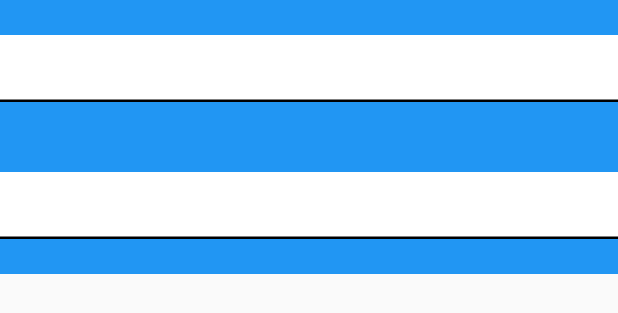
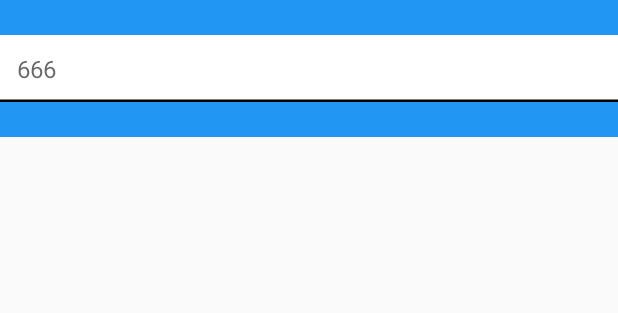
Before and after one commit to StormKid/KUI, an Android app: the layout input_sample.xml on its own in the app's theme, with its tools: preview values and no code run, on a phone screen of 412 x 824 dp. Shown: the top 313 px of the screen. Run offline under Robolectric (Android 15) with nearby library versions, the light colour scheme and no system bars.

Commit message:
限制高度，逻辑优化

```diff
--- a/app/src/main/java/com/stormkid/kui/sample/input/InputActivity.kt
+++ b/app/src/main/java/com/stormkid/kui/sample/input/InputActivity.kt
@@ -18,7 +18,11 @@ class InputActivity:MainActivity() {
     override fun initView() {
         InputHelper.instance.initTouchEdit(this){
             input.cleanFocus()
-            real.cleanFocus()
         }
     }
+
+    override fun onStop() {
+        super.onStop()
+        input.cleanFocus()
+    }
 }
--- a/app/src/main/res/layout/input_sample.xml
+++ b/app/src/main/res/layout/input_sample.xml
@@ -10,10 +10,10 @@
 
 
 
-    <com.stormkid.kui_base.input.KuiInput android:layout_width="match_parent"
-                                          android:background="@color/primary"
-                                          android:id="@+id/real"
-                                          android:layout_height="@dimen/dp_80"/>
+    <!--<com.stormkid.kui_base.input.KuiInput android:layout_width="match_parent"-->
+                                          <!--android:background="@color/primary"-->
+                                          <!--android:id="@+id/real"-->
+                                          <!--android:layout_height="@dimen/dp_80"/>-->
 
 
 </LinearLayout>
--- a/kui-base/src/main/java/com/stormkid/kui_base/input/KuiEditText.kt
+++ b/kui-base/src/main/java/com/stormkid/kui_base/input/KuiEditText.kt
@@ -8,12 +8,14 @@ import android.graphics.Canvas
 import android.graphics.Color
 import android.graphics.Paint
 import android.graphics.Rect
+import android.os.LocaleList
 import android.text.TextUtils
 import android.util.AttributeSet
 import android.view.MotionEvent
 import android.view.animation.AccelerateDecelerateInterpolator
 import android.view.inputmethod.InputMethodManager
 import android.widget.EditText
+import com.stormkid.kui_base.dimen.DimenUtils
 
 /**
 自定义底部和placeholder 上移的edittext
@@ -24,6 +26,7 @@ class KuiEditText: EditText,Animator.AnimatorListener {
 
 
     private var isAnimator = false
+    private var isFirstMeasure = true
     private var flag = 1
     override fun onAnimationEnd(animation: Animator?) {
         clearAnimation()
@@ -53,10 +56,16 @@ class KuiEditText: EditText,Animator.AnimatorListener {
     constructor(context: Context) : this(context, null)
     constructor(context: Context, attributeSet: AttributeSet?) : this(context, attributeSet, 0)
     @SuppressLint("Recycle")
-    constructor(context: Context, attributeSet: AttributeSet?, defAttr: Int) : super(context, attributeSet, defAttr)
+    constructor(context: Context, attributeSet: AttributeSet?, defAttr: Int) : super(context, attributeSet, defAttr){
+        hint = "666"
+    }
 
+    override fun getImeHintLocales(): LocaleList? {
+        return super.getImeHintLocales()
+    }
     override fun onFocusChanged(focused: Boolean, direction: Int, previouslyFocusedRect: Rect?) {
         super.onFocusChanged(focused, direction, previouslyFocusedRect)
+        isFocus = focused
         if (focused){ // 开启画线动画
             startLine()
         }else{ // 开启画线取消动画
@@ -131,7 +140,6 @@ class KuiEditText: EditText,Animator.AnimatorListener {
         requestFocus()
         findFocus()
         service.showSoftInput(this,InputMethodManager.SHOW_FORCED)
-        isFocus = true
     }
 
     fun loseFocusable(){
@@ -139,6 +147,23 @@ class KuiEditText: EditText,Animator.AnimatorListener {
         isFocusable = false
         if (service.isActive)
         service.hideSoftInputFromWindow(this.windowToken,0)
-        isFocus = false
     }
+
+
+    override fun onMeasure(widthMeasureSpec: Int, heightMeasureSpec: Int) {
+        super.onMeasure(widthMeasureSpec, heightMeasureSpec)
+        val mode = MeasureSpec.getMode(heightMeasureSpec)
+        val size = MeasureSpec.getSize(heightMeasureSpec)
+        if (isFirstMeasure){
+            val resultSize = DimenUtils.px2sp(context,size.toFloat())
+            val textSize = textSize
+            val div = resultSize/textSize
+            val line = Math.floor(div.toDouble())
+            maxLines=line.toInt()
+        }
+        isFirstMeasure = false
+    }
+
+
+
 }
--- a/kui-base/src/main/java/com/stormkid/kui_base/input/KuiInput.kt
+++ b/kui-base/src/main/java/com/stormkid/kui_base/input/KuiInput.kt
@@ -5,7 +5,7 @@ import android.content.Context
 import android.graphics.Color
 import android.util.AttributeSet
 import android.view.Gravity
-import android.widget.LinearLayout
+import android.widget.RelativeLayout
 import com.stormkid.kui_base.dimen.DimenUtils
 
 
@@ -15,15 +15,13 @@ input 文字
 @author ke_li
 @date 2018/10/19
  */
-class KuiInput : LinearLayout {
+class KuiInput : RelativeLayout {
 
 
     private val paddingDimen = DimenUtils.dip2px(context, 10f)
-    private var isFocus = false
     private val editText = KuiEditText(context).apply {
         setBackgroundColor(Color.WHITE)
-        layoutParams = LayoutParams(0, LayoutParams.WRAP_CONTENT).apply {
-            weight = 1f
+        layoutParams = LayoutParams(LayoutParams.MATCH_PARENT, LayoutParams.WRAP_CONTENT).apply {
             setPadding(paddingDimen, paddingDimen, paddingDimen, paddingDimen)
         }
     }
@@ -40,14 +38,7 @@ class KuiInput : LinearLayout {
         gravity = Gravity.CENTER_VERTICAL
     }
 
-     fun initEditFocus(){
-        if (!isFocus) editText.addFocusable()
-        else editText.loseFocusable()
-        isFocus = !isFocus
-    }
-
-    fun cleanFocus(){
-        isFocus = false
+    fun cleanFocus() {
         editText.loseFocusable()
     }
 
```
Also changed, not shown: kui-base/src/main/java/com/stormkid/kui_base/input/InputHelper.kt (+3 -20 lines).
